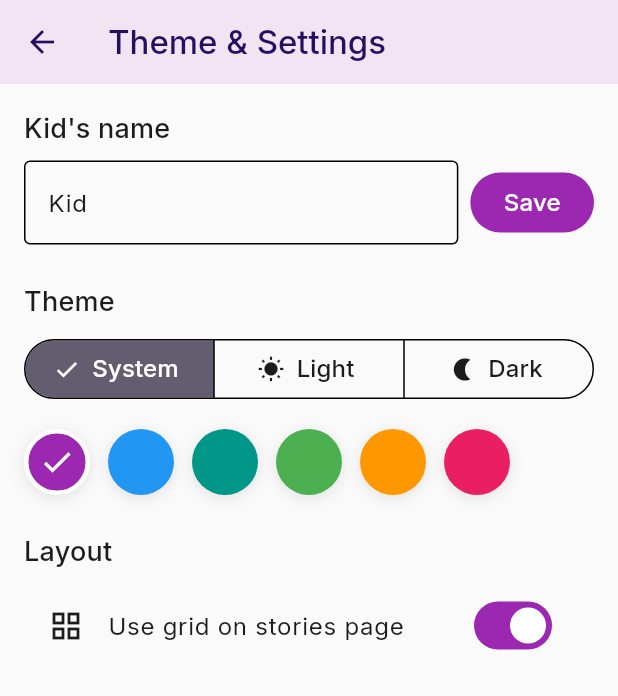
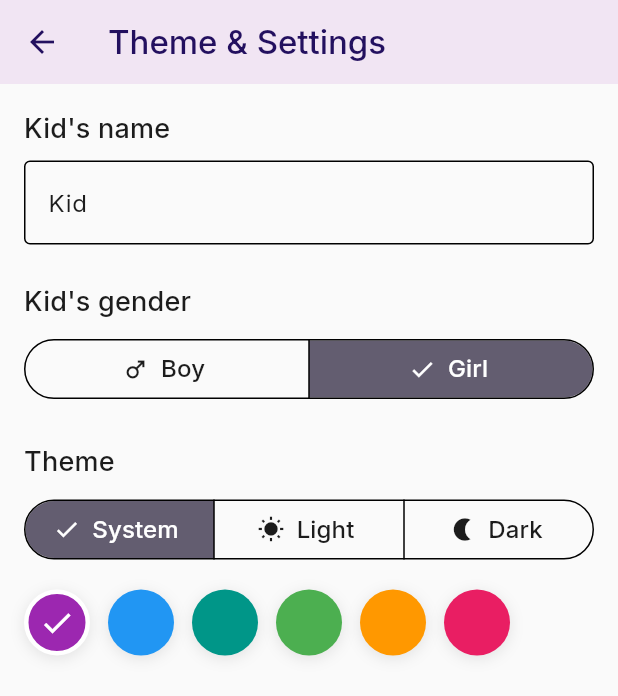
Before and after one commit to SuperHich/kidibook, a Flutter app: the screen it shows after launch, after a tap on the "settings" icon, on a phone screen of 412 x 824 dp. Shown: the top 696 px of the screen. Run offline on Flutter 3.47's test engine with Material 3 defaults, Android fonts, the phone set to English and light mode, and no system bars; our stand-ins replace connectivity_plus, google_fonts, marquee, shared_preferences; network calls fail; statements that could not run were skipped.

Commit message:
feat: Add gender selection and update settings UI

```diff
--- a/l10n.yaml
+++ /dev/null
@@ -1,3 +0,0 @@
-arb-dir: lib/l10n
-template-arb-file: app_en.arb
-output-localization-file: app_localizations.dart
--- a/lib/controllers/app_state.dart
+++ b/lib/controllers/app_state.dart
@@ -2,20 +2,23 @@ import 'package:flutter/material.dart';
 import 'package:shared_preferences/shared_preferences.dart';
 
 enum SortOrder { alphaUp, alphaDown }
+enum KidGender { boy, girl }
 
 class AppStateController extends ChangeNotifier {
   AppStateController();
 
   // Persistent fields
   String _kidName = '';
+  KidGender _kidGender = KidGender.boy;
   ThemeMode _themeMode = ThemeMode.system;
-  int _seedColor = Colors.purple.value; // store as ARGB int
+  int _seedColor = Colors.purple.toARGB32();
   final Set<String> _favoriteIds = <String>{};
   bool _useGrid = true;
   SortOrder _sortOrder = SortOrder.alphaUp;
 
   // Getters
   String get kidName => _kidName.isEmpty ? 'Kid' : _kidName;
+  KidGender get kidGender => _kidGender;
   ThemeMode get themeMode => _themeMode;
   Color get seedColor => Color(_seedColor);
   Set<String> get favorites => _favoriteIds;
@@ -36,6 +39,10 @@ class AppStateController extends ChangeNotifier {
     final prefs = await _prefsSafely();
     if (prefs != null) {
       _kidName = prefs.getString('kid_name') ?? '';
+      _kidGender = switch (prefs.getString('kid_gender')) {
+        'boy' => KidGender.boy,
+        _ => KidGender.girl,
+      };
       _themeMode = switch (prefs.getString('theme_mode')) {
         'light' => ThemeMode.light,
         'dark' => ThemeMode.dark,
@@ -61,6 +68,16 @@ class AppStateController extends ChangeNotifier {
     final prefs = await _prefsSafely();
     if (prefs != null) {
       await prefs.setString('kid_name', _kidName);
+    }
+    notifyListeners();
+  }
+
+  // Name
+  Future<void> setKidGender(KidGender gender) async {
+    _kidGender = gender;
+    final prefs = await _prefsSafely();
+    if (prefs != null) {
+      await prefs.setString('kid_gender', _kidGender.name);
     }
     notifyListeners();
   }
--- a/lib/l10n/app_en.arb
+++ b/lib/l10n/app_en.arb
@@ -44,7 +44,6 @@
   "light": "Light",
   "dark": "Dark",
   "layout": "Layout",
-  "useGridOnStoriesPage": "Use grid on stories page",
   "enterName": "Enter name",
   "nameUpdatedSuccessfully": "Name updated to \"{name}\" successfully!",
   "@nameUpdatedSuccessfully": {
@@ -54,5 +53,8 @@
       }
     }
   },
-  "save": "Save"
+  "save": "Save",
+  "kidsGender": "Kid's gender",
+  "boy": "Boy",
+  "girl": "Girl"
 }
--- a/lib/l10n/app_fr.arb
+++ b/lib/l10n/app_fr.arb
@@ -29,8 +29,10 @@
   "light": "Clair",
   "dark": "Sombre",
   "layout": "Mise en page",
-  "useGridOnStoriesPage": "Utiliser la grille sur la page des histoires",
   "enterName": "Entrez le nom",
   "nameUpdatedSuccessfully": "Nom mis à jour vers \"{name}\" avec succès !",
-  "save": "Enregistrer"
+  "save": "Enregistrer",
+  "kidsGender": "Genre de l'enfant",
+  "boy": "Garçon",
+  "girl": "Fille"
 }
--- a/lib/l10n/app_localizations.dart
+++ b/lib/l10n/app_localizations.dart
@@ -62,8 +62,7 @@ import 'app_localizations_fr.dart';
 /// be consistent with the languages listed in the AppLocalizations.supportedLocales
 /// property.
 abstract class AppLocalizations {
-  AppLocalizations(String locale)
-      : localeName = intl.Intl.canonicalizedLocale(locale.toString());
+  AppLocalizations(String locale) : localeName = intl.Intl.canonicalizedLocale(locale.toString());
 
   final String localeName;
 
@@ -71,8 +70,7 @@ abstract class AppLocalizations {
     return Localizations.of<AppLocalizations>(context, AppLocalizations);
   }
 
-  static const LocalizationsDelegate<AppLocalizations> delegate =
-      _AppLocalizationsDelegate();
+  static const LocalizationsDelegate<AppLocalizations> delegate = _AppLocalizationsDelegate();
 
   /// A list of this localizations delegate along with the default localizations
   /// delegates.
@@ -84,8 +82,7 @@ abstract class AppLocalizations {
   /// Additional delegates can be added by appending to this list in
   /// MaterialApp. This list does not have to be used at all if a custom list
   /// of delegates is preferred or required.
-  static const List<LocalizationsDelegate<dynamic>> localizationsDelegates =
-      <LocalizationsDelegate<dynamic>>[
+  static const List<LocalizationsDelegate<dynamic>> localizationsDelegates = <LocalizationsDelegate<dynamic>>[
     delegate,
     GlobalMaterialLocalizations.delegate,
     GlobalCupertinoLocalizations.delegate,
@@ -272,12 +269,6 @@ abstract class AppLocalizations {
   /// **'Layout'**
   String get layout;
 
-  /// No description provided for @useGridOnStoriesPage.
-  ///
-  /// In en, this message translates to:
-  /// **'Use grid on stories page'**
-  String get useGridOnStoriesPage;
-
   /// No description provided for @enterName.
   ///
   /// In en, this message translates to:
@@ -295,10 +286,27 @@ abstract class AppLocalizations {
   /// In en, this message translates to:
   /// **'Save'**
   String get save;
+
+  /// No description provided for @kidsGender.
+  ///
+  /// In en, this message translates to:
+  /// **'Kid\'s gender'**
+  String get kidsGender;
+
+  /// No description provided for @boy.
+  ///
+  /// In en, this message translates to:
+  /// **'Boy'**
+  String get boy;
+
+  /// No description provided for @girl.
+  ///
+  /// In en, this message translates to:
+  /// **'Girl'**
+  String get girl;
 }
 
-class _AppLocalizationsDelegate
-    extends LocalizationsDelegate<AppLocalizations> {
+class _AppLocalizationsDelegate extends LocalizationsDelegate<AppLocalizations> {
   const _AppLocalizationsDelegate();
 
   @override
@@ -307,25 +315,25 @@ class _AppLocalizationsDelegate
   }
 
   @override
-  bool isSupported(Locale locale) =>
-      <String>['en', 'fr'].contains(locale.languageCode);
+  bool isSupported(Locale locale) => <String>['en', 'fr'].contains(locale.languageCode);
 
   @override
   bool shouldReload(_AppLocalizationsDelegate old) => false;
 }
 
 AppLocalizations lookupAppLocalizations(Locale locale) {
+
+
   // Lookup logic when only language code is specified.
   switch (locale.languageCode) {
-    case 'en':
-      return AppLocalizationsEn();
-    case 'fr':
-      return AppLocalizationsFr();
+    case 'en': return AppLocalizationsEn();
+    case 'fr': return AppLocalizationsFr();
   }
 
   throw FlutterError(
-      'AppLocalizations.delegate failed to load unsupported locale "$locale". This is likely '
-      'an issue with the localizations generation tool. Please file an issue '
-      'on GitHub with a reproducible sample app and the gen-l10n configuration '
-      'that was used.');
+    'AppLocalizations.delegate failed to load unsupported locale "$locale". This is likely '
+    'an issue with the localizations generation tool. Please file an issue '
+    'on GitHub with a reproducible sample app and the gen-l10n configuration '
+    'that was used.'
+  );
 }
--- a/lib/l10n/app_localizations_en.dart
+++ b/lib/l10n/app_localizations_en.dart
@@ -55,15 +55,13 @@ class AppLocalizationsEn extends AppLocalizations {
   String get noFavoritesYet => 'No favorites yet';
 
   @override
-  String get tapHeartToFavorite =>
-      'Tap the heart on a story to add it to favorites.';
+  String get tapHeartToFavorite => 'Tap the heart on a story to add it to favorites.';
 
   @override
   String get welcome => 'Welcome!';
 
   @override
-  String get personalizeStories =>
-      'Let\'s personalize the stories. What is the kid\'s name?';
+  String get personalizeStories => 'Let\'s personalize the stories. What is the kid\'s name?';
 
   @override
   String get kidsName => 'Kid\'s name';
@@ -102,9 +100,6 @@ class AppLocalizationsEn extends AppLocalizations {
   String get layout => 'Layout';
 
   @override
-  String get useGridOnStoriesPage => 'Use grid on stories page';
-
-  @override
   String get enterName => 'Enter name';
 
   @override
@@ -114,4 +109,13 @@ class AppLocalizationsEn extends AppLocalizations {
 
   @override
   String get save => 'Save';
+
+  @override
+  String get kidsGender => 'Kid\'s gender';
+
+  @override
+  String get boy => 'Boy';
+
+  @override
+  String get girl => 'Girl';
 }
--- a/lib/l10n/app_localizations_fr.dart
+++ b/lib/l10n/app_localizations_fr.dart
@@ -55,15 +55,13 @@ class AppLocalizationsFr extends AppLocalizations {
   String get noFavoritesYet => 'Aucun favori pour le moment';
 
   @override
-  String get tapHeartToFavorite =>
-      'Appuyez sur le cœur d\'une histoire pour l\'ajouter aux favoris.';
+  String get tapHeartToFavorite => 'Appuyez sur le cœur d\'une histoire pour l\'ajouter aux favoris.';
 
   @override
   String get welcome => 'Bienvenue !';
 
   @override
-  String get personalizeStories =>
-      'Personnalisons les histoires. Quel est le nom de l\'enfant ?';
+  String get personalizeStories => 'Personnalisons les histoires. Quel est le nom de l\'enfant ?';
 
   @override
   String get kidsName => 'Nom de l\'enfant';
@@ -78,8 +76,7 @@ class AppLocalizationsFr extends AppLocalizations {
   String get continueButton => 'Continuer';
 
   @override
-  String get changeNameLater =>
-      'Vous pourrez changer le nom plus tard dans les Paramètres.';
+  String get changeNameLater => 'Vous pourrez changer le nom plus tard dans les Paramètres.';
 
   @override
   String get copiedToClipboard => 'Copié dans le presse-papiers';
@@ -103,10 +100,6 @@ class AppLocalizationsFr extends AppLocalizations {
   String get layout => 'Mise en page';
 
   @override
-  String get useGridOnStoriesPage =>
-      'Utiliser la grille sur la page des histoires';
-
-  @override
   String get enterName => 'Entrez le nom';
 
   @override
@@ -116,4 +109,13 @@ class AppLocalizationsFr extends AppLocalizations {
 
   @override
   String get save => 'Enregistrer';
+
+  @override
+  String get kidsGender => 'Genre de l\'enfant';
+
+  @override
+  String get boy => 'Garçon';
+
+  @override
+  String get girl => 'Fille';
 }
--- a/lib/pages/theme_settings_page.dart
+++ b/lib/pages/theme_settings_page.dart
@@ -1,6 +1,7 @@
 import 'package:flutter/material.dart';
+
+import '../controllers/app_state.dart';
 import '../l10n/app_localizations.dart';
-import '../controllers/app_state.dart';
 
 class ThemeSettingsPage extends StatelessWidget {
   final AppStateController app;
@@ -30,6 +31,17 @@ class ThemeSettingsPage extends StatelessWidget {
           const SizedBox(height: 8),
           _NameField(app: app),
           const SizedBox(height: 24),
+          Text(loc.kidsGender, style: Theme.of(context).textTheme.titleMedium),
+          const SizedBox(height: 8),
+          SegmentedButton<KidGender>(
+            segments: [
+              ButtonSegment(value: KidGender.boy, label: Text(loc.boy, maxLines: 1), icon: const Icon(Icons.male)),
+              ButtonSegment(value: KidGender.girl, label: Text(loc.girl, maxLines: 1), icon: const Icon(Icons.female)),
+            ],
+            selected: {app.kidGender},
+            onSelectionChanged: (set) => app.setKidGender(set.first),
+          ),
+          const SizedBox(height: 24),
           Text(loc.theme, style: Theme.of(context).textTheme.titleMedium),
           const SizedBox(height: 8),
           SegmentedButton<ThemeMode>(
@@ -53,15 +65,6 @@ class ThemeSettingsPage extends StatelessWidget {
                   onTap: () => app.setSeedColor(c),
                 )
             ],
-          ),
-          const SizedBox(height: 24),
-          Text(loc.layout, style: Theme.of(context).textTheme.titleMedium),
-          const SizedBox(height: 8),
-          SwitchListTile(
-            title: Text(loc.useGridOnStoriesPage),
-            value: app.useGrid,
-            onChanged: (v) => app.setUseGrid(v),
-            secondary: const Icon(Icons.grid_view),
           ),
         ],
       ),
@@ -101,24 +104,20 @@ class _NameFieldState extends State<_NameField> {
           child: TextField(
             controller: _controller,
             textCapitalization: TextCapitalization.words,
+            onEditingComplete: () {
+              widget.app.setKidName(_controller.text);
+              ScaffoldMessenger.of(context).showSnackBar(
+                SnackBar(
+                  content: Text(loc.nameUpdatedSuccessfully(_controller.text)),
+                  behavior: SnackBarBehavior.floating,
+                ),
+              );
+            },
             decoration: InputDecoration(
               hintText: loc.enterName,
               border: const OutlineInputBorder(),
             ),
           ),
-        ),
-        const SizedBox(width: 8),
-        FilledButton(
-          onPressed: () {
-            widget.app.setKidName(_controller.text);
-            ScaffoldMessenger.of(context).showSnackBar(
-              SnackBar(
-                content: Text(loc.nameUpdatedSuccessfully(_controller.text)),
-                behavior: SnackBarBehavior.floating,
-              ),
-            );
-          },
-          child: Text(loc.save),
         ),
       ],
     );
```
